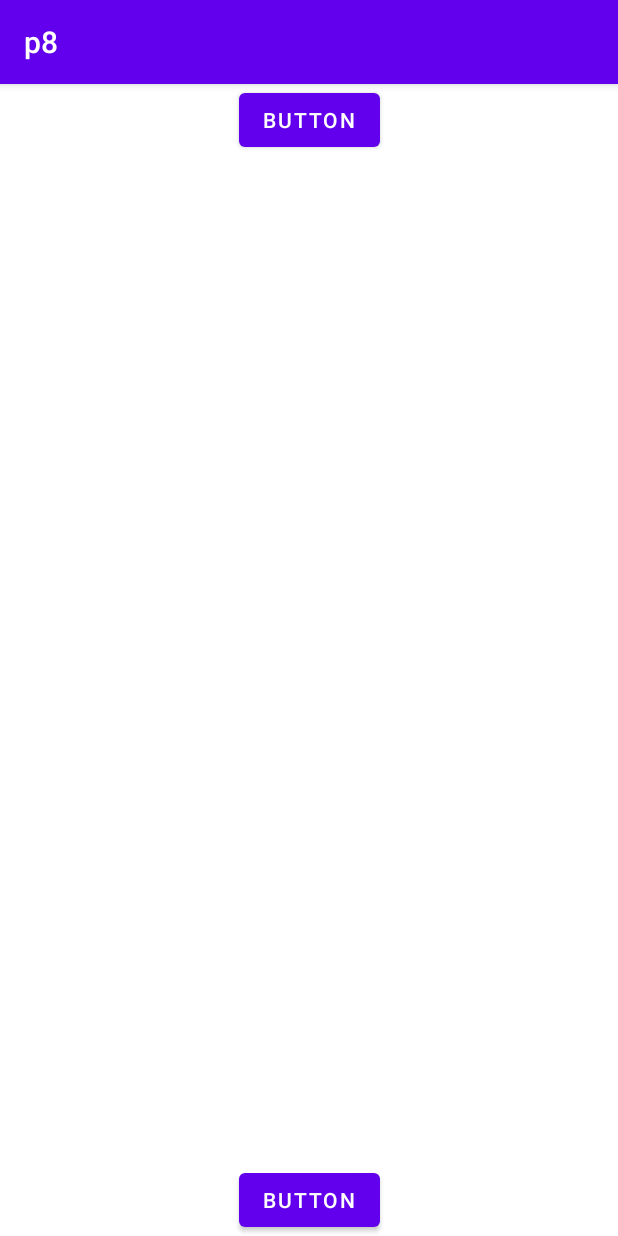
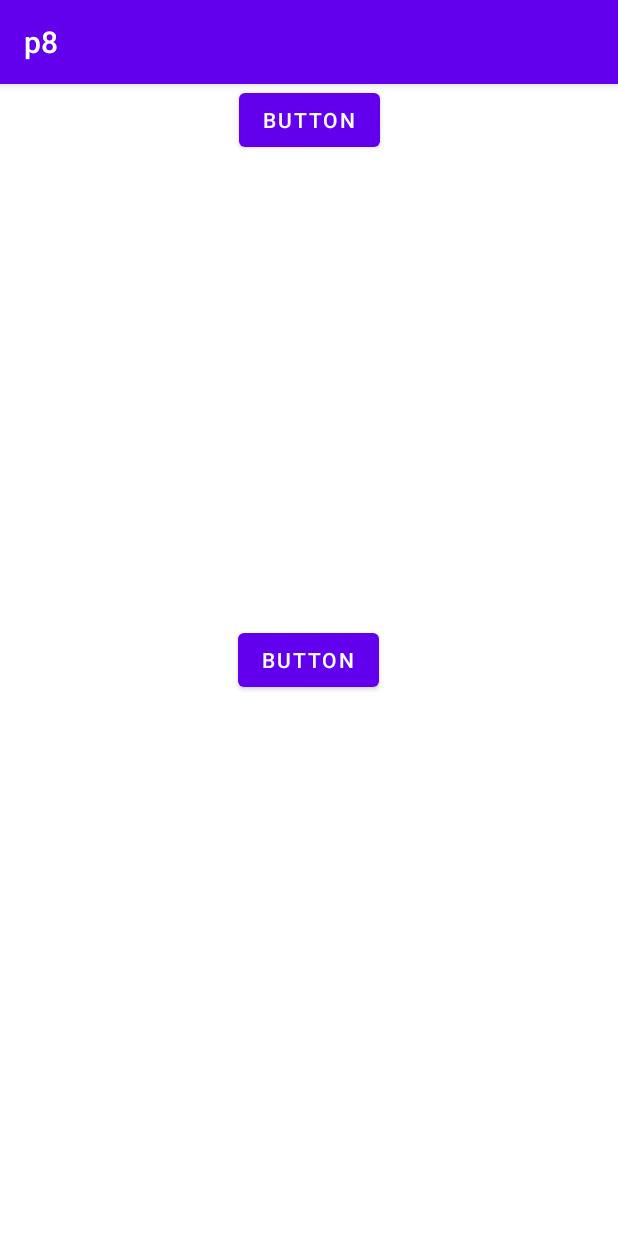
Before and after one commit to saadkhan29/p8, an Android app: the screen it shows after launch (MainActivity), on a phone screen of 412 x 824 dp. Run offline under Robolectric (Android 15) with nearby library versions, the phone set to English and light mode, and no system bars.

```diff
--- a/app/src/main/res/layout/activity_main.xml
+++ b/app/src/main/res/layout/activity_main.xml
@@ -22,5 +22,7 @@
         android:text="Button"
         app:layout_constraintBottom_toBottomOf="parent"
         app:layout_constraintEnd_toEndOf="parent"
-        app:layout_constraintStart_toStartOf="parent" />
+        app:layout_constraintHorizontal_bias="0.498"
+        app:layout_constraintStart_toStartOf="parent"
+        app:layout_constraintTop_toTopOf="parent" />
 </androidx.constraintlayout.widget.ConstraintLayout>
```
